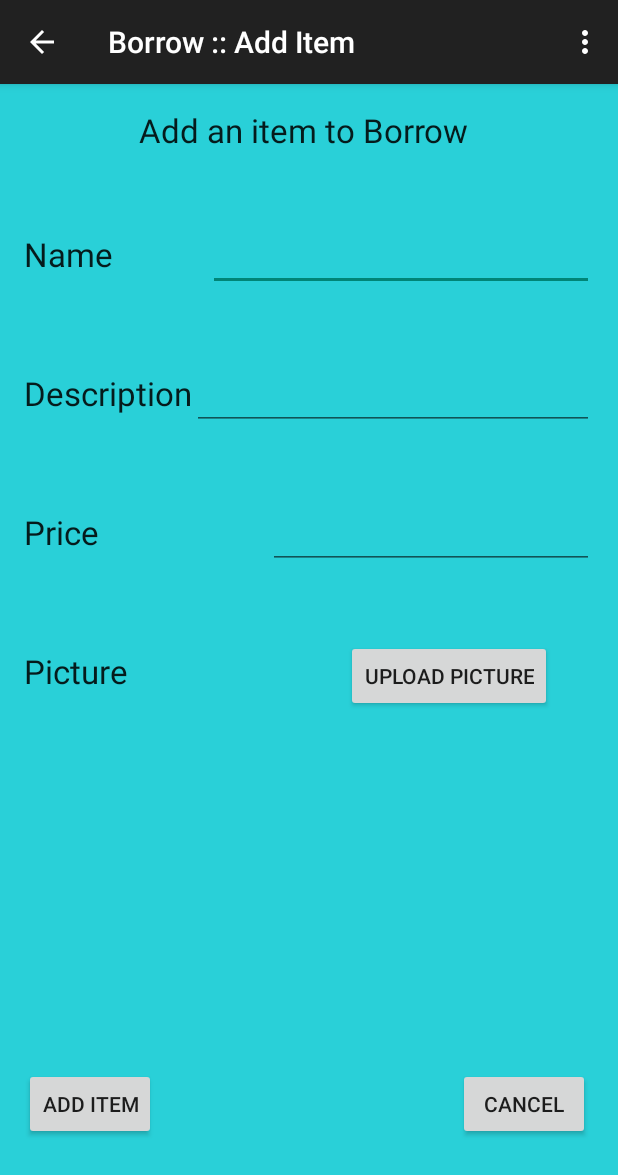
After one commit to borozcod/android-app, an Android app: the AddItemActivity screen opened directly, with no data from a screen before it, on a phone screen of 412 x 824 dp. The commit adds this screen. Shown: the top 1175 px of the screen. Run offline under Robolectric (Android 15) with nearby library versions, the phone set to English and light mode, and no system bars.

Commit message:
Added ability to create BorrowObjects and save them to the Parse Database Misc. minor changes

```diff
--- /dev/null
+++ b/Borrow/app/src/main/java/com/example/appleuser/borrow/AddItemActivity.java
@@ -0,0 +1,184 @@
+package com.example.appleuser.borrow;
+
+import android.support.v7.app.ActionBarActivity;
+import android.os.Bundle;
+import android.util.Log;
+import android.view.Menu;
+import android.view.MenuItem;
+import android.view.View;
+import android.widget.Button;
+import android.widget.EditText;
+import android.view.View.OnClickListener;
+import android.widget.Toast;
+
+
+public class AddItemActivity extends ActionBarActivity
+{
+    private Button buttonUploadPicture;
+    private Button buttonCancel;
+    private Button buttonAddItem;
+    private EditText editTextName;
+    private EditText editTextDesc;
+    private EditText editTextPrice;
+    private Object pic; // temporary
+    private StringBuilder errMsg;
+
+    @Override
+    protected void onCreate(Bundle savedInstanceState)
+    {
+        super.onCreate(savedInstanceState);
+
+        initializeActivity();
+    }
+
+    private void initializeActivity()
+    {
+        setContentView(R.layout.activity_add_new_item);
+
+        initializeActionBar();
+
+        initializeButtons();
+    }
+
+    private void initializeActionBar()
+    {
+        // set title
+        setTitle("Borrow :: Add Item");
+
+        // set icon
+        //getActionBar().setIcon(R.drawable.PICTURE_NAME);
+
+        // set back button
+        getSupportActionBar().setHomeButtonEnabled(true);
+        getSupportActionBar().setDisplayHomeAsUpEnabled(true);
+    }
+
+    private void initializeButtons()
+    {
+        buttonAddItem = (Button)findViewById(R.id.addItemButtonAddItem);
+        buttonCancel = (Button)findViewById(R.id.addItemButtonCancel);
+        buttonUploadPicture = (Button)findViewById(R.id.addItemButtonUploadPicture);
+
+        buttonAddItem.setOnClickListener(new OnClickListener() {
+            @Override
+            public void onClick(View v) {
+                addItem();
+            }
+        });
+
+        buttonCancel.setOnClickListener(new OnClickListener() {
+            @Override
+            public void onClick(View v) {
+                toHomeActivity();
+            }
+        });
+
+        buttonUploadPicture.setOnClickListener(new OnClickListener() {
+            @Override
+            public void onClick(View v) {
+                // Open camera and return picture?
+                toast("Placeholder: Upload Picture onClick");
+            }
+        });
+    }
+
+    private void addItem()
+    {
+        BorrowObject bo;
+
+        if (readUserInput()) {
+            toast(errMsg.toString());
+            return;
+        } else {
+            bo = getItem();
+            bo.save();
+            toast("Placeholder: Item created!");
+            toHomeActivity();
+        }
+    }
+
+    private boolean readUserInput()
+    {
+        errMsg = new StringBuilder("Issue(s) with item\n");
+        boolean err = false;
+        editTextName = (EditText)findViewById(R.id.addItemEditTextName);
+        editTextDesc = (EditText)findViewById(R.id.addItemEditTextDesc);
+        editTextPrice = (EditText)findViewById(R.id.addItemEditTextPrice);
+
+        if (editTextName.length() == 0){
+            errMsg.append("Item must have a name\n");
+            err = true;
+        }
+        if (editTextDesc.length() == 0){
+            errMsg.append("Item must have a description\n");
+            err = true;
+        }
+        if (editTextPrice.length() == 0){
+            errMsg.append("Item must have a price\n");
+            err = true;
+        }
+        // if statement for picture
+
+        return err;
+    }
+
+    private BorrowObject getItem()
+    {
+        Log.d("Sagev", "create obj");
+        BorrowObject bo = new BorrowObject();
+
+        Log.d("Sagev", "set name");
+        bo.setName(editTextName.getText().toString());
+        Log.d("Sagev", "set desc");
+        bo.setDesc(editTextDesc.getText().toString());
+        Log.d("Sagev", "set price");
+        bo.setPrice(Double.parseDouble(editTextPrice.getText().toString()));
+        // set parse user here
+        // set picture here
+
+        Log.d("Sagev", "return obj");
+        return bo;
+    }
+
+    private void toHomeActivity()
+    {
+        finish();
+    }
+
+    private void toast(String s)
+    {
+        Toast.makeText(AddItemActivity.this, s, Toast.LENGTH_LONG).show();
+    }
+
+    @Override
+    public boolean onCreateOptionsMenu(Menu menu) {
+        // Inflate the menu; this adds items to the action bar if it is present.
+        getMenuInflater().inflate(R.menu.menu_add_new_item, menu);
+        return true;
+    }
+
+    @Override
+    public boolean onOptionsItemSelected(MenuItem item) {
+        // Handle action bar item clicks here. The action bar will
+        // automatically handle clicks on the Home/Up button, so long
+        // as you specify a parent activity in AndroidManifest.xml.
+        int id = item.getItemId();
+
+        Log.d("Sagev", "Action Bar Start");
+
+        switch (id) {
+            //noinspection SimplifiableIfStatement
+            case R.id.action_settings : {
+                Log.d("Sagev", "Settings");
+                return true;
+            }
+            case android.R.id.home : {
+                Log.d("Sagev", "Back");
+                toHomeActivity();
+                return true;
+            }
+        }
+
+        return super.onOptionsItemSelected(item);
+    }
+}
--- /dev/null
+++ b/Borrow/app/src/main/res/layout/activity_add_new_item.xml
@@ -0,0 +1,203 @@
+<RelativeLayout xmlns:android="http://schemas.android.com/apk/res/android"
+    xmlns:tools="http://schemas.android.com/tools" android:layout_width="match_parent"
+    android:layout_height="match_parent" android:paddingLeft="@dimen/activity_horizontal_margin"
+    android:paddingRight="@dimen/activity_horizontal_margin"
+    android:paddingTop="@dimen/activity_vertical_margin"
+    android:paddingBottom="@dimen/activity_vertical_margin"
+    android:background="#29D0D8"
+    tools:context="com.example.appleuser.borrow.AddItemActivity">
+
+    <LinearLayout
+        android:orientation="vertical"
+        android:layout_width="match_parent"
+        android:layout_height="match_parent"
+        android:layout_alignParentTop="true"
+        android:layout_alignParentStart="true"
+        android:weightSum="1">
+
+        <LinearLayout
+            android:orientation="horizontal"
+            android:layout_width="match_parent"
+            android:layout_height="wrap_content"
+            android:layout_weight="0.10"
+            android:weightSum="1">
+
+            <Space
+                android:layout_width="wrap_content"
+                android:layout_height="match_parent"
+                android:layout_weight="0.48" />
+
+            <TextView
+                android:layout_width="wrap_content"
+                android:layout_height="wrap_content"
+                android:textAppearance="?android:attr/textAppearanceLarge"
+                android:text="Add an item to Borrow"
+                android:id="@+id/textView12"
+                android:layout_weight="0.26" />
+        </LinearLayout>
+
+        <LinearLayout
+            android:orientation="horizontal"
+            android:layout_width="match_parent"
+            android:layout_height="wrap_content"
+            android:layout_gravity="center_horizontal"
+            android:layout_weight="0.10">
+
+            <TextView
+                android:layout_width="wrap_content"
+                android:layout_height="wrap_content"
+                android:textAppearance="?android:attr/textAppearanceLarge"
+                android:text="Name"
+                android:id="@+id/textView" />
+
+            <Space
+                android:layout_width="wrap_content"
+                android:layout_height="match_parent"
+                android:layout_weight="0.27" />
+
+            <EditText
+                android:layout_width="wrap_content"
+                android:layout_height="wrap_content"
+                android:id="@+id/addItemEditTextName"
+                android:layout_weight="1" />
+        </LinearLayout>
+
+        <LinearLayout
+            android:orientation="horizontal"
+            android:layout_width="match_parent"
+            android:layout_height="wrap_content"
+            android:layout_gravity="center_horizontal"
+            android:layout_weight="0.10">
+
+            <TextView
+                android:layout_width="wrap_content"
+                android:layout_height="wrap_content"
+                android:textAppearance="?android:attr/textAppearanceLarge"
+                android:text="Description"
+                android:id="@+id/textView9" />
+
+            <EditText
+                android:layout_width="wrap_content"
+                android:layout_height="wrap_content"
+                android:id="@+id/addItemEditTextDesc"
+                android:layout_weight="1" />
+        </LinearLayout>
+
+        <LinearLayout
+            android:orientation="horizontal"
+            android:layout_width="match_parent"
+            android:layout_height="wrap_content"
+            android:layout_gravity="center_horizontal"
+            android:layout_weight="0.10">
+
+            <TextView
+                android:layout_width="wrap_content"
+                android:layout_height="wrap_content"
+                android:textAppearance="?android:attr/textAppearanceLarge"
+                android:text="Price"
+                android:id="@+id/textView10" />
+
+            <Space
+                android:layout_width="wrap_content"
+                android:layout_height="match_parent"
+                android:layout_weight="29.08" />
+
+            <EditText
+                android:layout_width="wrap_content"
+                android:layout_height="wrap_content"
+                android:inputType="numberDecimal"
+                android:ems="10"
+                android:id="@+id/addItemEditTextPrice"
+                android:layout_weight="1" />
+
+        </LinearLayout>
+
+        <LinearLayout
+            android:orientation="horizontal"
+            android:layout_width="match_parent"
+            android:layout_height="wrap_content"
+            android:layout_gravity="center_horizontal"
+            android:layout_weight="0.10"
+            android:weightSum="1">
+
+            <TextView
+                android:layout_width="wrap_content"
+                android:layout_height="wrap_content"
+                android:textAppearance="?android:attr/textAppearanceLarge"
+                android:text="Picture"
+                android:id="@+id/textView11" />
+
+            <Space
+                android:layout_width="wrap_content"
+                android:layout_height="match_parent"
+                android:layout_weight="0.84" />
+
+            <Button
+                style="?android:attr/buttonStyleSmall"
+                android:layout_width="wrap_content"
+                android:layout_height="wrap_content"
+                android:text="Upload picture"
+                android:id="@+id/addItemButtonUploadPicture" />
+
+        </LinearLayout>
+
+        <LinearLayout
+            android:orientation="horizontal"
+            android:layout_width="match_parent"
+            android:layout_height="wrap_content"
+            android:layout_gravity="center_horizontal"
+            android:layout_weight="0.10"></LinearLayout>
+
+        <LinearLayout
+            android:orientation="horizontal"
+            android:layout_width="match_parent"
+            android:layout_height="wrap_content"
+            android:layout_gravity="center_horizontal"
+            android:layout_weight="0.10"></LinearLayout>
+
+        <LinearLayout
+            android:orientation="horizontal"
+            android:layout_width="match_parent"
+            android:layout_height="wrap_content"
+            android:layout_gravity="center_horizontal"
+            android:layout_weight="0.10"></LinearLayout>
+
+        <LinearLayout
+            android:orientation="horizontal"
+            android:layout_width="match_parent"
+            android:layout_height="wrap_content"
+            android:layout_gravity="center_horizontal"
+            android:layout_weight="0.10"></LinearLayout>
+
+        <LinearLayout
+            android:orientation="horizontal"
+            android:layout_width="match_parent"
+            android:layout_height="wrap_content"
+            android:layout_gravity="center_horizontal"
+            android:layout_weight="0.10"
+            android:weightSum="1">
+
+            <Space
+                android:layout_width="wrap_content"
+                android:layout_height="match_parent" />
+
+            <Button
+                android:layout_width="wrap_content"
+                android:layout_height="wrap_content"
+                android:text="Add Item"
+                android:id="@+id/addItemButtonAddItem" />
+
+            <Space
+                android:layout_width="wrap_content"
+                android:layout_height="match_parent"
+                android:layout_weight="0.99" />
+
+            <Button
+                android:layout_width="wrap_content"
+                android:layout_height="wrap_content"
+                android:text="Cancel"
+                android:id="@+id/addItemButtonCancel" />
+
+        </LinearLayout>
+    </LinearLayout>
+</RelativeLayout>
--- /dev/null
+++ b/Borrow/app/src/main/res/menu/menu_add_new_item.xml
@@ -0,0 +1,7 @@
+<menu xmlns:android="http://schemas.android.com/apk/res/android"
+    xmlns:app="http://schemas.android.com/apk/res-auto"
+    xmlns:tools="http://schemas.android.com/tools"
+    tools:context="com.example.appleuser.borrow.AddItemActivity">
+    <item android:id="@+id/action_settings" android:title="@string/action_settings"
+        android:orderInCategory="100" app:showAsAction="never" />
+</menu>
--- a/Borrow/app/src/main/res/values/strings.xml
+++ b/Borrow/app/src/main/res/values/strings.xml
@@ -6,4 +6,5 @@
     <string name="title_activity_home">HomeActivity</string>
     <string name="title_activity_signin">SigninActivity</string>
     <string name="title_activity_signup">SignupActivity</string>
+    <string name="title_activity_add_new_item">AddNewItemActivity</string>
 </resources>
```
Also changed, not shown: Borrow/app/src/main/AndroidManifest.xml (+11 -3 lines), Borrow/app/src/main/java/com/example/appleuser/borrow/BorrowObject.java (added, +82 -0 lines), Borrow/app/src/main/java/com/example/appleuser/borrow/HomeActivity.java (+34 -0 lines), Borrow/app/src/main/java/com/example/appleuser/borrow/MainActivity.java (+23 -2 lines), Borrow/app/src/main/java/com/example/appleuser/borrow/SigninActivity.java (+18 -0 lines), Borrow/app/src/main/java/com/example/appleuser/borrow/SignupActivity.java (+18 -0 lines), Borrow/app/src/main/res/layout/activity_home.xml (+9 -0 lines).
